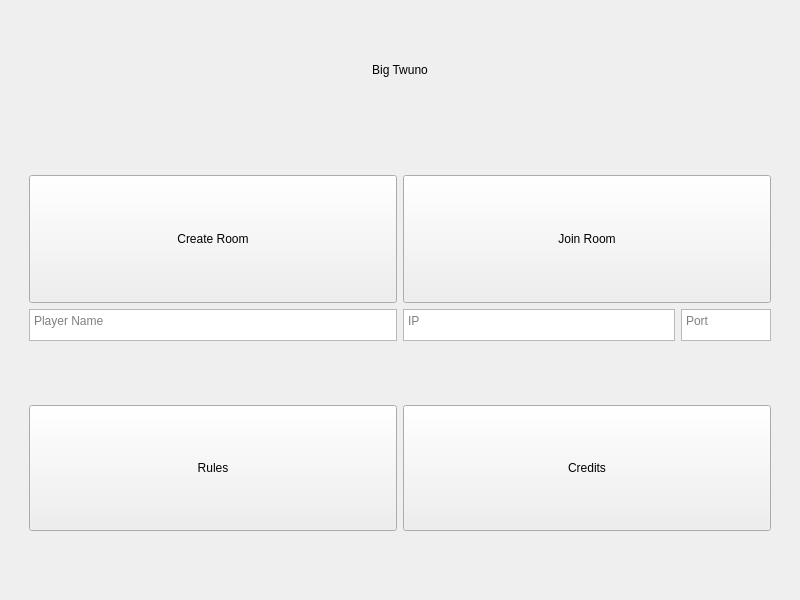
Before: the Qt Designer form GraphicsScene/startingwindow.ui in HarrisL2/QtBigTwo, drawn with Qt 5.
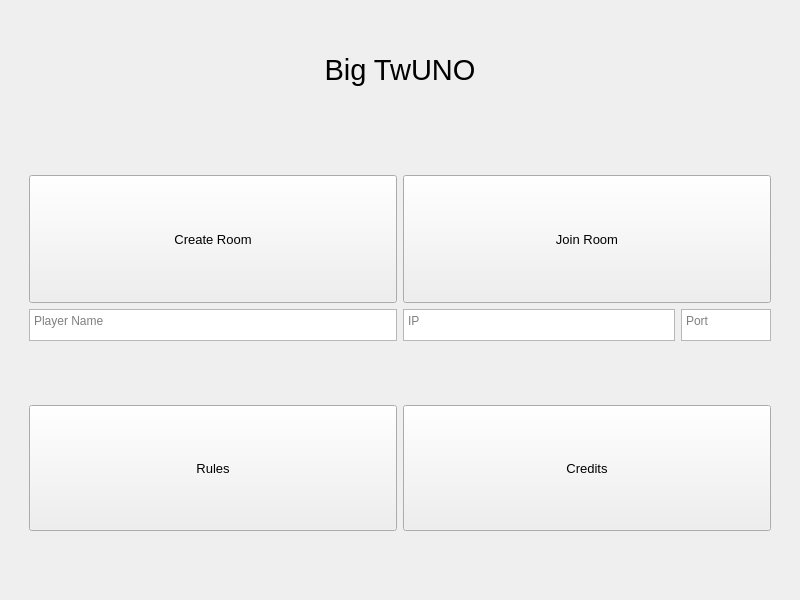
After: the same form once the commit is applied.

The edit to the form file:
```diff
--- a/GraphicsScene/startingwindow.ui
+++ b/GraphicsScene/startingwindow.ui
@@ -25,8 +25,13 @@
           <verstretch>20</verstretch>
          </sizepolicy>
         </property>
+        <property name="font">
+         <font>
+          <pointsize>22</pointsize>
+         </font>
+        </property>
         <property name="text">
-         <string>Big Twuno</string>
+         <string>Big TwUNO</string>
         </property>
         <property name="scaledContents">
          <bool>true</bool>
@@ -71,6 +76,11 @@
                <verstretch>8</verstretch>
               </sizepolicy>
              </property>
+             <property name="font">
+              <font>
+               <pointsize>10</pointsize>
+              </font>
+             </property>
              <property name="text">
               <string>Create Room</string>
              </property>
@@ -141,6 +151,11 @@
                <verstretch>8</verstretch>
               </sizepolicy>
              </property>
+             <property name="font">
+              <font>
+               <pointsize>10</pointsize>
+              </font>
+             </property>
              <property name="text">
               <string>Join Room</string>
              </property>
@@ -236,6 +251,11 @@
                <verstretch>0</verstretch>
               </sizepolicy>
              </property>
+             <property name="font">
+              <font>
+               <pointsize>10</pointsize>
+              </font>
+             </property>
              <property name="text">
               <string>Rules</string>
              </property>
@@ -285,6 +305,11 @@
                <verstretch>0</verstretch>
               </sizepolicy>
              </property>
+             <property name="font">
+              <font>
+               <pointsize>10</pointsize>
+              </font>
+             </property>
              <property name="text">
               <string>Credits</string>
              </property>
```
